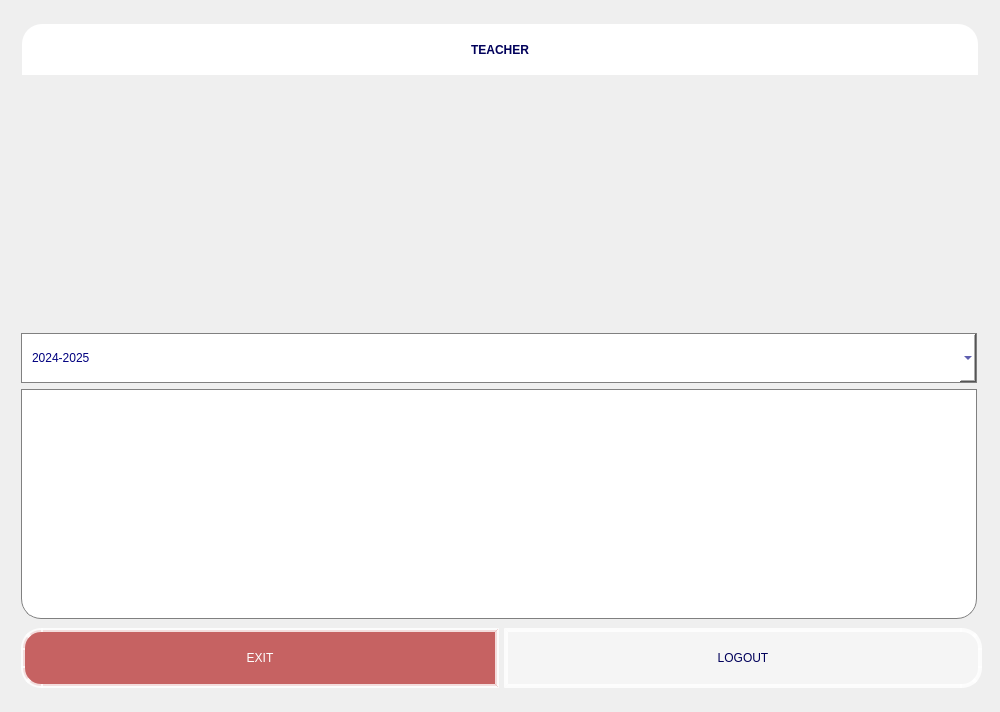
Old version of the form ui/Teacher/TeacherMainWindow.ui in the repository nmthuy426/KTLT-FINALTERM.
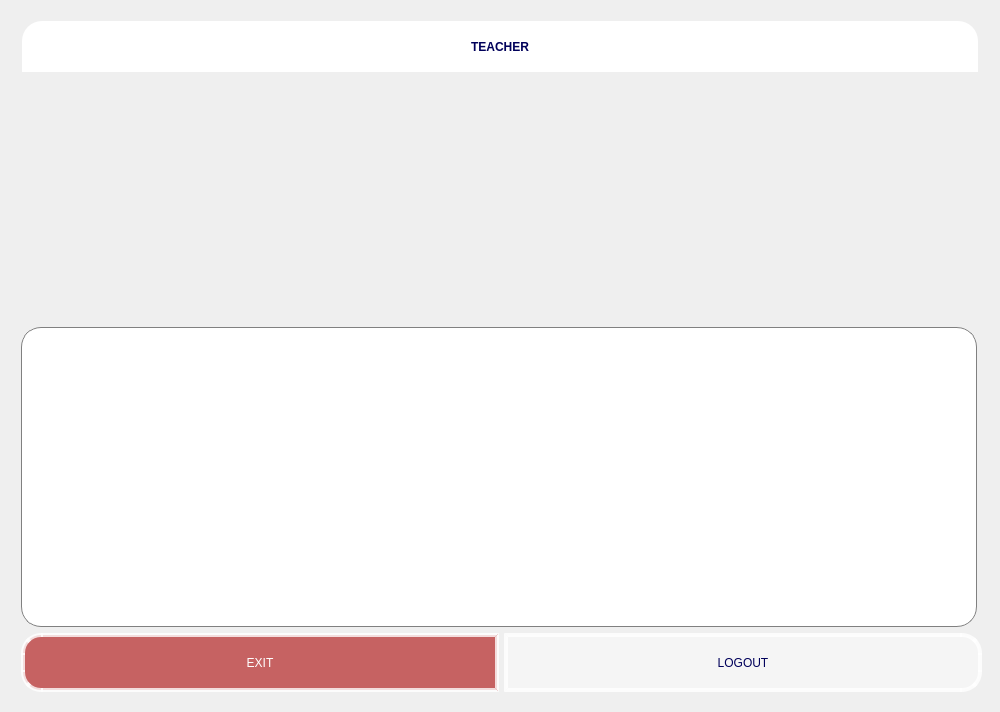
New version of the form. Icons and pictures are not drawn.

Patch:
```diff
--- a/ui/Teacher/TeacherMainWindow.ui
+++ b/ui/Teacher/TeacherMainWindow.ui
@@ -180,52 +180,6 @@
        </item>
        <item>
         <layout class="QVBoxLayout" name="verticalLayout_2">
-         <item>
-          <widget class="QComboBox" name="comboBox_Course">
-           <property name="sizePolicy">
-            <sizepolicy hsizetype="Preferred" vsizetype="Preferred">
-             <horstretch>0</horstretch>
-             <verstretch>0</verstretch>
-            </sizepolicy>
-           </property>
-           <property name="minimumSize">
-            <size>
-             <width>0</width>
-             <height>0</height>
-            </size>
-           </property>
-           <property name="maximumSize">
-            <size>
-             <width>956</width>
-             <height>50</height>
-            </size>
-           </property>
-           <property name="styleSheet">
-            <string notr="true">    border: 1px solid gray; 
-    font: 2000 18px &quot;Cambria&quot;;
-    background: white;
-	color: rgb(0, 0, 127);
-	padding: 10px;
-
-</string>
-           </property>
-           <item>
-            <property name="text">
-             <string>2024-2025</string>
-            </property>
-           </item>
-           <item>
-            <property name="text">
-             <string>2022-2023</string>
-            </property>
-           </item>
-           <item>
-            <property name="text">
-             <string>2023-2024</string>
-            </property>
-           </item>
-          </widget>
-         </item>
          <item>
           <widget class="QListWidget" name="listWidget_Class">
            <property name="sizePolicy">
@@ -237,13 +191,13 @@
            <property name="minimumSize">
             <size>
              <width>0</width>
-             <height>230</height>
+             <height>300</height>
             </size>
            </property>
            <property name="maximumSize">
             <size>
              <width>956</width>
-             <height>230</height>
+             <height>350</height>
             </size>
            </property>
            <property name="styleSheet">
@@ -252,8 +206,8 @@
 color: rgb(0, 0, 0);
 /* Chỉ bo tròn hai góc trên */
     background-color: white;
-    border-top-left-radius: 0px;
-    border-top-right-radius: 0px;
+    border-top-left-radius: 20px;
+    border-top-right-radius: 20px;
     border-bottom-left-radius: 20px;
     border-bottom-right-radius: 20px;
     padding: 10px;
```
